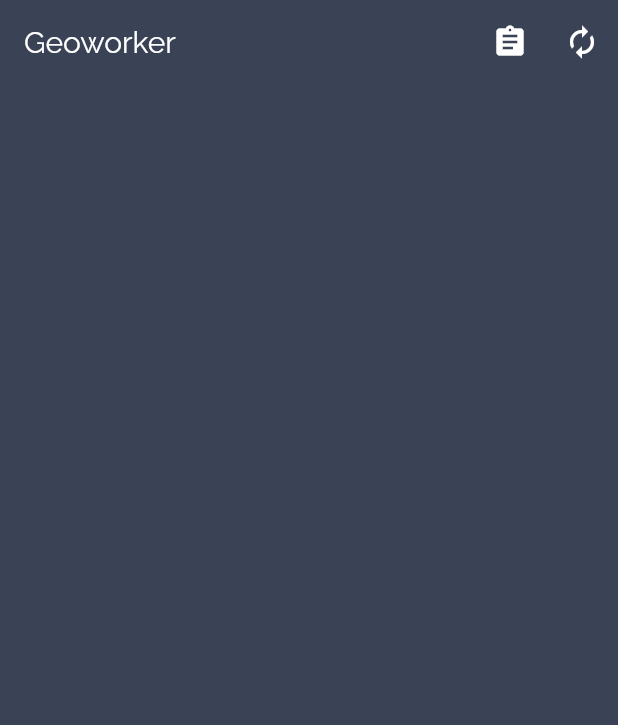
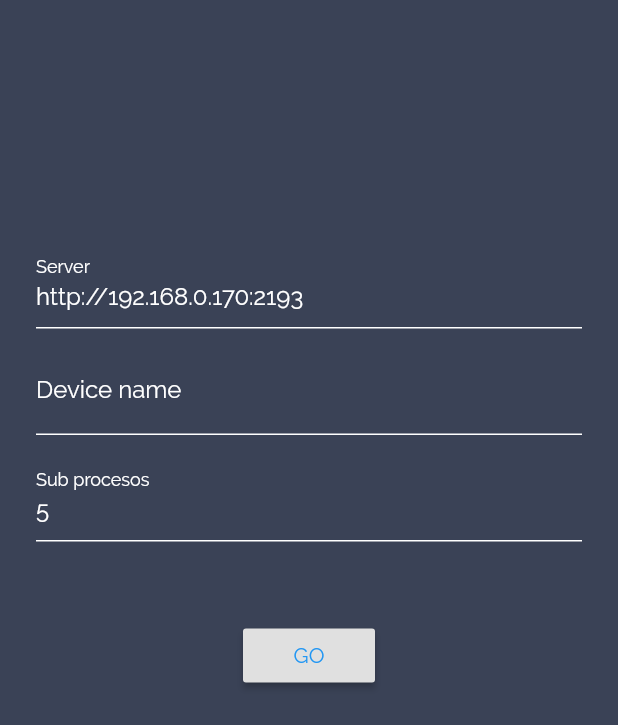
Before and after one commit to coins5/geoworker4, a Flutter app: the screen it shows after launch, on a phone screen of 412 x 824 dp. Shown: the top 725 px of the screen. Run offline on Flutter 3.47's test engine with Material 2 defaults, Android fonts, the phone set to English and light mode, and no system bars; our stand-ins replace device_info, shared_preferences.

Commit message:
Full operative

```diff
--- a/lib/main.dart
+++ b/lib/main.dart
@@ -1,11 +1,6 @@
 import 'package:flutter/material.dart';
-import 'package:flutter/services.dart';
-import 'dart:async';
-
-import 'package:geoworkerv4/models/Stats.dart';
-import 'package:geoworkerv4/utils/Geoworker.dart';
-import 'package:geoworkerv4/widgets/TransportStats.dart';
-import 'package:geoworkerv4/widgets/TransportsOverview.dart';
+import 'package:geoworkerv4/pages/GeoworkerPage.dart';
+import 'package:geoworkerv4/pages/ConfigPage.dart';
 
 void main() => runApp(MyApp());
 
@@ -18,94 +13,12 @@ class MyApp extends StatelessWidget {
         primaryColor: Color.fromRGBO(58, 66, 86, 1.0),
         fontFamily: 'Raleway'
       ),
-      home: new MyHomePage(title: 'Geoworker'),
-    );
-  }
-}
-
-class MyHomePage extends StatefulWidget {
-  MyHomePage({Key key, this.title}) : super(key: key);
-
-  final String title;
-
-  @override
-  _MyHomePageState createState() => _MyHomePageState();
-}
-
-class _MyHomePageState extends State<MyHomePage> {
-  static const platform = const MethodChannel('vida.software/geoworkerv4');
-  List<Stats> _stats = new List<Stats>();
-  bool _isOverview = false;
-  DateTime startTime;
-
-  @override
-  void initState() {
-    super.initState();
-    startTransport();
-  }
-
-
-  Future<void> startTransport () async {
-    try {
-      await platform.invokeMethod('startGeoWorker', {"threads": 5});
-      startTime = DateTime.now();
-    } on PlatformException catch (e) {
-      print("Failed to Invoke: '${e.message}'.");
-    }
-  }
-
-  Future<void> getStats() async {
-    try {
-      Iterable response = await platform.invokeMethod("getStats");
-      setState(() {
-        _stats = response.map((x) => Stats.fromMap(x)).toList();
-      });
-    } on PlatformException catch (e) {
-      print("ERROR ON GET STATS");
-      print(e);
-    }
-  }
-
-  Future<void> changeView() async {
-    setState(() {
-      _isOverview = !_isOverview;
-    });
-  }
-
-  Widget makeBody(isOverview) {
-    if (isOverview) {
-      return new SingleChildScrollView(
-        child: TransportsOverview().makeBody(_stats, startTime)
-      );
-    } else {
-      return new TransportStats().makeBody(_stats);
-    }
-  }
-
-  @override
-  Widget build(BuildContext context) {
-    return Scaffold(
-      backgroundColor: Color.fromRGBO(58, 66, 86, 1.0),
-      appBar: AppBar(
-        elevation: 0.1,
-        backgroundColor: Color.fromRGBO(58, 66, 86, 1.0),
-        title: Text("Geoworker"),
-        actions: <Widget>[
-          IconButton(
-            icon: Icon(Icons.assignment),
-            onPressed: changeView,
-          ),
-          IconButton(
-            icon: Icon(Icons.autorenew),
-            onPressed: getStats,
-          )
-        ],
-      ),
-      body: makeBody(_isOverview),
+      home: new ConfigPage(),// new GeoworkerPage(title: 'Geoworker', threads: 6, server: 'http://192.168.0.175:2193',),
       /*
-      body: SingleChildScrollView(
-        child: _isOverview ? new TransportsOverview().makeBody(_stats, startTime) : new TransportStats().makeBody(_stats),
-      ),
+      home: new ConfigPage(),
+      routes: <String, WidgetBuilder> {
+        'GEOWORKER': (BuildContext context) => new GeoworkerPage(title: 'Geoworker'),
+      },
       */
     );
   }
--- /dev/null
+++ b/lib/pages/ConfigPage.dart
@@ -0,0 +1,169 @@
+import 'package:flutter/material.dart';
+import 'package:shared_preferences/shared_preferences.dart';
+import 'package:device_info/device_info.dart';
+import 'package:http/http.dart' as http;
+import 'package:geoworkerv4/pages/GeoworkerPage.dart';
+
+class ConfigPage extends StatefulWidget {
+  ConfigPage({Key key}) : super(key: key);
+
+  _ConfigPageState createState() => _ConfigPageState();
+}
+
+class _ConfigPageState extends State<ConfigPage> {
+
+  final serverNameController = TextEditingController();
+  final deviceNameController = TextEditingController();
+  final threadsController = TextEditingController();
+
+  bool isLoading = false;
+  bool isError = true;
+  String errorMessage = "";
+
+  @override
+  void initState() {
+    super.initState();
+    _loadPreferences();
+
+    isLoading = false;
+    isError = true;
+    errorMessage = "";
+  }
+  Widget build(BuildContext context) {
+    return Scaffold(
+      backgroundColor: Color.fromRGBO(58, 66, 86, 1.0),
+      body: new SingleChildScrollView(
+        child: new Padding(
+          padding: EdgeInsets.fromLTRB(24.0, 160.0, 24.0, 24.0),
+          child: new Column(
+            children: <Widget>[
+              TextField(
+                controller: serverNameController,
+                keyboardType: TextInputType.url,
+                decoration: InputDecoration(
+                    labelText: 'Server',
+                    labelStyle: new TextStyle(color: Colors.white),
+                    focusedBorder: UnderlineInputBorder(
+                      borderSide: BorderSide(color: Colors.white),
+                    ),
+                    enabledBorder: UnderlineInputBorder(
+                      borderSide: BorderSide(color: Colors.white),
+                    ),
+                ),
+                style: TextStyle(color: Colors.white),
+              ),
+
+              SizedBox(height: 12.0),
+
+              TextField(
+                controller: deviceNameController,
+                decoration: InputDecoration(
+                    labelText: 'Device name',
+                    labelStyle: new TextStyle(color: Colors.white),
+                    focusedBorder: UnderlineInputBorder(
+                      borderSide: BorderSide(color: Colors.white),
+                    ),
+                    enabledBorder: UnderlineInputBorder(
+                      borderSide: BorderSide(color: Colors.white),
+                    ),
+                ),
+                style: TextStyle(color: Colors.white),
+              ),
+
+              SizedBox(height: 12.0),
+
+              TextField(
+                controller: threadsController,
+                keyboardType: TextInputType.number,
+                decoration: InputDecoration(
+                    labelText: 'Sub procesos',
+                    labelStyle: new TextStyle(color: Colors.white),
+                    focusedBorder: UnderlineInputBorder(
+                      borderSide: BorderSide(color: Colors.white),
+                    ),
+                    enabledBorder: UnderlineInputBorder(
+                      borderSide: BorderSide(color: Colors.white),
+                    ),
+                ),
+                style: TextStyle(color: Colors.white),
+              ),
+
+              SizedBox(height: 12.0),
+
+              Text(
+                isError ? errorMessage : "",
+                style: TextStyle(
+                    color: Colors.red[900]
+                ),
+              ),
+
+              SizedBox(height: 24.0),
+
+              RaisedButton(
+                // child: Text(isLoading ? 'CARGANDO ...' : 'GO'),
+                child: Text(isLoading ? 'CARGANDO ...' : 'GO'),
+                textColor: Colors.blue,
+                onPressed: () {
+                  _testServer(context);
+                  print("READY TO GO");
+                },
+              ),
+            ],
+          ),
+        ),
+      ),
+    );
+  }
+
+  _loadPreferences() async {
+    DeviceInfoPlugin deviceInfo = DeviceInfoPlugin();
+    AndroidDeviceInfo androidInfo = await deviceInfo.androidInfo;
+    // print('Running on ${androidInfo.model}');
+
+    SharedPreferences prefs = await SharedPreferences.getInstance();
+    String _server = prefs.getString('SERVER');
+    String _device = prefs.getString('DEVICE');
+    String _threads = prefs.getString('THREADS');
+    setState(() {
+      serverNameController.text = (_server == null || _server.length == 0) ? 'http://192.168.0.170:2193' : _server;
+      deviceNameController.text = (_device == null || _device.length == 0) ? androidInfo.model : _server ;
+      threadsController.text = (_threads == null || _threads.length == 0) ? '5' : _threads ;
+    });
+  }
+  _savePreferences() async {
+    SharedPreferences prefs = await SharedPreferences.getInstance();
+    await prefs.setString('SERVER', serverNameController.text);
+    await prefs.setString('DEVICE', deviceNameController.text);
+    await prefs.setString('THREADS', threadsController.text);
+  }
+  _testServer(BuildContext context) async {
+    if (this.isLoading == false) {
+      setState(() {
+        this.isLoading = true;
+      });
+      bool _isError = false;
+      String _errorMessage = "";
+      await http.get('${serverNameController.text}/ping').then((response) {
+        _savePreferences();
+        Navigator.of(context).pushAndRemoveUntil(
+          MaterialPageRoute(
+            maintainState: false,
+            builder: (context) => new GeoworkerPage(
+              title: 'Geoworker',
+              threads: int.parse(threadsController.text),
+              server: serverNameController.text,
+            )
+          ), (Route<dynamic> route) => false
+        );
+      }).catchError((error) {
+        _isError = true;
+        _errorMessage = 'No se puede acceder al servidor (${serverNameController.text}/ping). ${error.toString()}';
+      });
+      setState(() {
+        isLoading = false;
+        isError = _isError;
+        errorMessage = _errorMessage;
+      });
+    }
+  }
+}
--- a/pubspec.yaml
+++ b/pubspec.yaml
@@ -23,6 +23,9 @@ dependencies:
   # The following adds the Cupertino Icons font to your application.
   # Use with the CupertinoIcons class for iOS style icons.
   cupertino_icons: ^0.1.2
+  shared_preferences: ^0.5.2
+  device_info: ^0.4.0+1
+  http: ^0.12.0+2
 
 dev_dependencies:
   flutter_test:
```
Also changed, not shown: lib/pages/GeoworkerPage.dart (added, +98 -0 lines), pubspec.lock, 3 other files.
